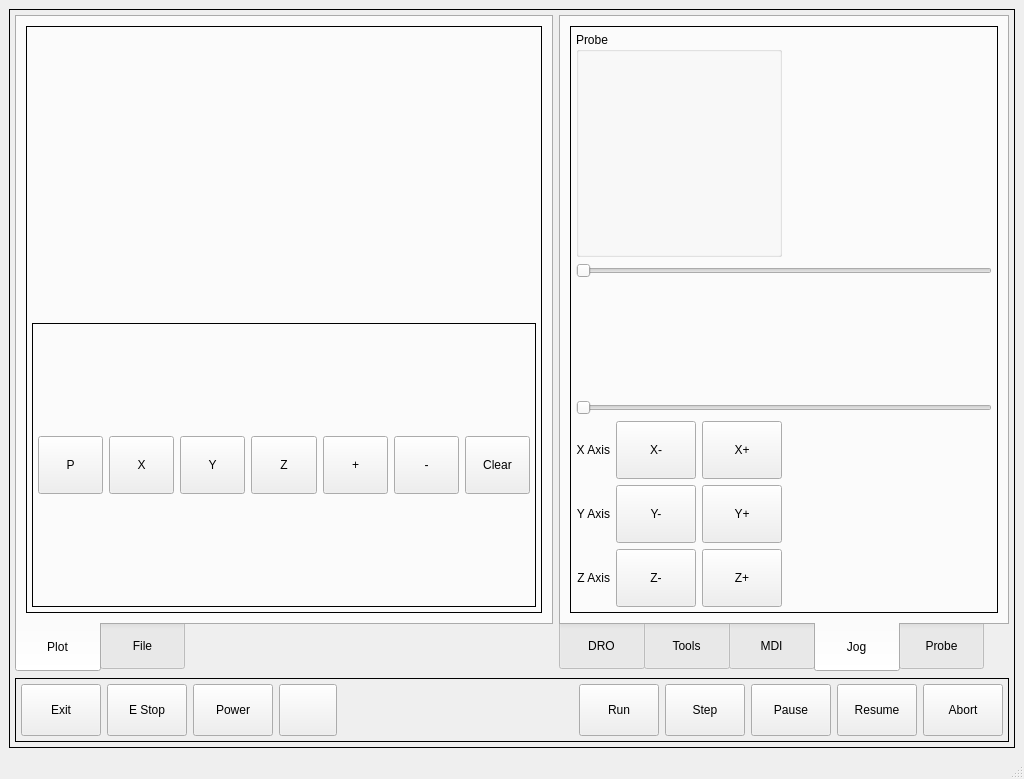
The window that bp_touch/ui/mainwindow.ui (jethornton/bp_touch) describes before a commit, drawn with Qt 5.
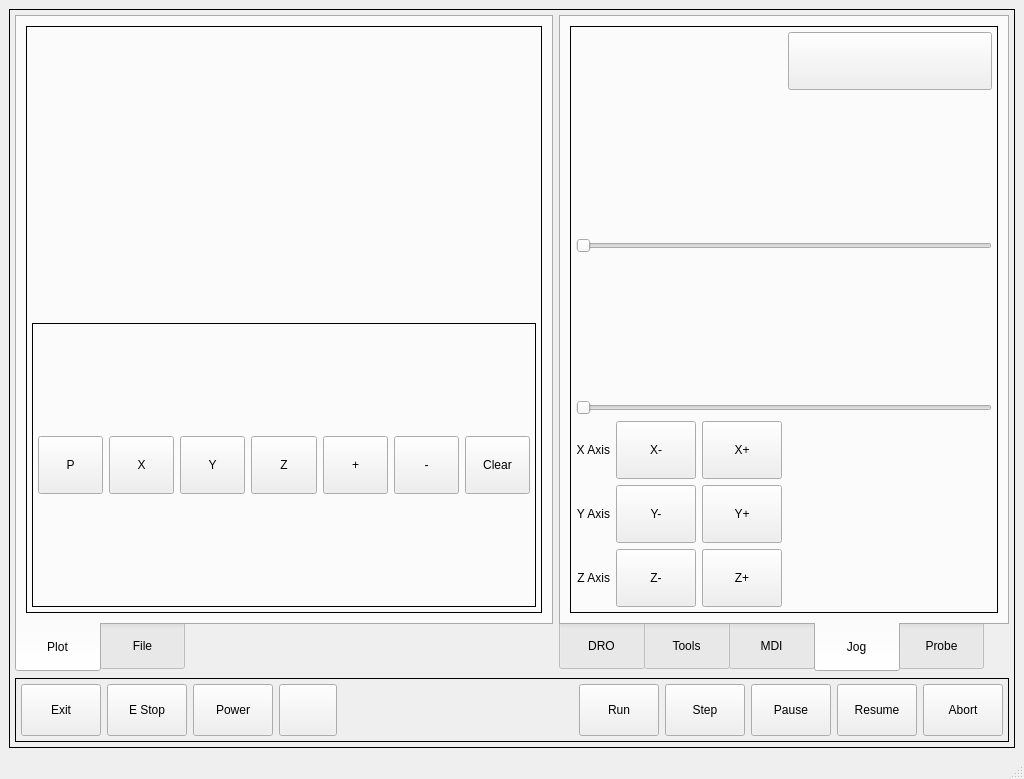
The same window after the commit. The open tabs and pages were chosen to show the change. Custom widgets are drawn as their Qt base class.

Commit message: get exit button to work

What changed in the file:
```diff
--- a/bp_touch/ui/mainwindow.ui
+++ b/bp_touch/ui/mainwindow.ui
@@ -1831,13 +1831,8 @@
                 </property>
                </widget>
               </item>
-              <item row="0" column="0" rowspan="2" colspan="3">
-               <widget class="QGroupBox" name="gridGroupBox">
-                <property name="title">
-                 <string>Probe</string>
-                </property>
-                <layout class="QGridLayout" name="gridLayout_22"/>
-               </widget>
+              <item row="0" column="3">
+               <widget class="SubCallButton" name="subcallbutton"/>
               </item>
              </layout>
             </widget>
@@ -2244,6 +2239,11 @@
    <header>qtpyvcp.widgets.display_widgets.gcode_backplot.gcode_backplot</header>
    <container>1</container>
   </customwidget>
+  <customwidget>
+   <class>SubCallButton</class>
+   <extends>QPushButton</extends>
+   <header>qtpyvcp.widgets.button_widgets.subcall_button</header>
+  </customwidget>
   <customwidget>
    <class>FileSystemTable</class>
    <extends>QTableView</extends>
```
Left out of the diff: 14 changed lines with no effect on the pictures.
